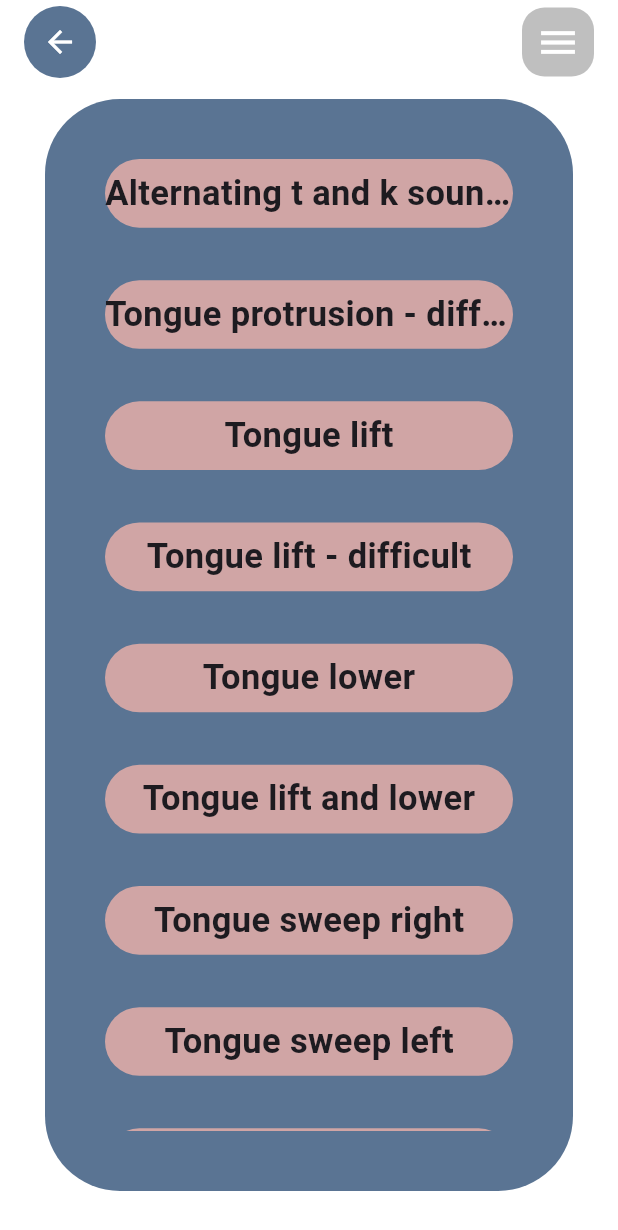
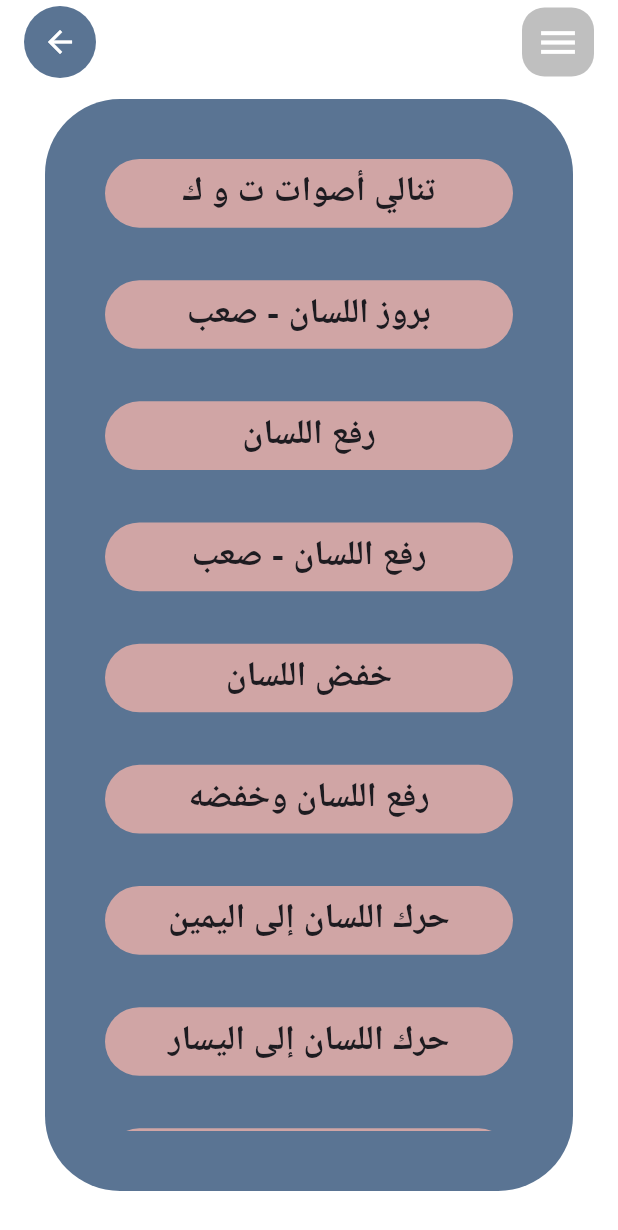
Before and after one commit to Ayman-ELwarak/Mobeen-Application, a Flutter app: the AllExercises screen opened directly, after a tap on "تمارين اللسان", on a phone screen of 412 x 824 dp. Shown: the top 1230 px of the screen. Run offline on Flutter 3.47's test engine with Material 3 defaults, Android fonts, the phone set to English and light mode, and no system bars; our stand-ins replace dio, just_audio, video_player; missing offline and left inert: dart:ffi, record.

Commit message:
swap to arbic exercises

```diff
--- a/lib/components/cheek_list.dart
+++ b/lib/components/cheek_list.dart
@@ -4,46 +4,46 @@ import 'package:mobile_app/models/video_model.dart';
 class Cheek_list
 {
   static List<String> Cheek_title = [
-    'Open jaw wide',
-    'Cheek stretch',
-    'Cheek stretch right',
-    'Cheek stretch left',
-    'Alternating cheek stretch',
-    'Cheek stretch with spoon right',
-    'Cheek stretch with spoon left',
-    'Cheek suck',
+    'افتح الفك على اتساعه',
+    'شد الخد',
+    'شد الخد إلى اليمين',
+    'شد الخد إلى اليسار',
+    'شد الخد بالتناوب',
+    'شد الخد بالملعقة إلى اليمين',
+    'شد الخد بالملعقة الي اليسار',
+    'شفط الخد',
   ];
   static List<Video> Cheek_Video = [
     Video(
-        title: 'Open jaw wide',
+        title: 'افتح الفك على اتساعه',
         assetPath: 'assest/Videos/exercises/cheek/open_jaw_wide.mp4'
     ),
     Video(
-        title: 'Cheek stretch',
+        title: 'شد الخد',
         assetPath: 'assest/Videos/exercises/cheek/cheek_stretch.mp4'
     ),
     Video(
-        title: 'Cheek stretch right',
+        title: 'شد الخد إلى اليمين',
         assetPath: 'assest/Videos/exercises/cheek/cheek_stretch_right.mp4'
     ),
     Video(
-        title: 'Cheek stretch left',
+        title: 'شد الخد إلى اليسار',
         assetPath: 'assest/Videos/exercises/cheek/cheek_stretch_left.mp4'
     ),
     Video(
-        title: 'Alternating cheek stretch',
+        title: 'شد الخد بالتناوب',
         assetPath: 'assest/Videos/exercises/cheek/alternating_cheek_stretch.mp4'
     ),
     Video(
-        title: 'Cheek stretch with spoon right',
+        title: 'شد الخد بالملعقة إلى اليمين',
         assetPath: 'assest/Videos/exercises/cheek/cheek_stretch_with_spoon_right.mp4'
     ),
     Video(
-        title: 'Cheek stretch with spoon left',
+        title: 'شد الخد بالملعقة الي اليسار',
         assetPath: 'assest/Videos/exercises/cheek/cheek_stretch_with_spoon_left.mp4'
     ),
     Video(
-        title: 'Cheek suck',
+        title: 'شفط الخد',
         assetPath: 'assest/Videos/exercises/cheek/cheek_suck.mp4'
     ),
   ];
--- a/lib/components/jaw_list.dart
+++ b/lib/components/jaw_list.dart
@@ -3,31 +3,31 @@ import 'package:mobile_app/models/video_model.dart';
 
 class Jaw_list {
   static List<String> Jaw_title = [
-    'Soft palate tongue contact',
-    'Open jaw with resistance',
-    'Closing jaw against resistance',
-    'Jaw side to side',
-    'Jaw side to side with resistance',
+    'اتصال اللسان',
+    'الفك المفتوح مع المقاومة',
+    'إغلاق الفك ضد المقاومة',
+    'الفك من جانب إلى جانب',
+    'الفك من جانب إلى جانب مع المقاومة',
   ];
   static List<Video> Jaw_video = [
     Video(
-        title: 'Soft palate tongue contact',
+        title: 'اتصال اللسان',
         assetPath: 'assest/Videos/exercises/jaw/soft_palate_tongue_contact.mp4'
     ),
     Video(
-        title: 'Open jaw with resistance',
+        title: 'الفك المفتوح مع المقاومة',
         assetPath: 'assest/Videos/exercises/jaw/open_jaw_with_resistance.mp4'
     ),
     Video(
-        title: 'Closing jaw against resistance',
+        title: 'إغلاق الفك ضد المقاومة',
         assetPath: 'assest/Videos/exercises/jaw/closing_jaw_against_resistance.mp4'
     ),
     Video(
-        title:'Jaw side to side' ,
+        title:'الفك من جانب إلى جانب' ,
         assetPath: 'assest/Videos/exercises/jaw/jaw_side_to_side.mp4'
     ),
     Video(
-        title: 'Jaw side to side with resistance' ,
+        title: 'الفك من جانب إلى جانب مع المقاومة' ,
         assetPath: 'assest/Videos/exercises/jaw/jaw_side_to_side_with_resistance.mp4'
     ),
   ];
--- a/lib/components/lip_list.dart
+++ b/lib/components/lip_list.dart
@@ -3,102 +3,102 @@ import 'package:mobile_app/models/video_model.dart';
 
 class Lip_list {
   static List<String> Lip_title = [
-    'Lip closure with pressure',
-    'Lip opening',
-    'Lip pucker',
-    'Lip pucker - difficult',
-    'Lip pucker - lips slightly open',
-    'Retracted smile',
-    'Retracted smile - lips slightly open',
-    'Upper lip wrap',
-    'Lower lip wrap',
-    'Upper and lower lip wraps',
-    'Lower lip curl',
-    'Upper lip stretch',
-    'Lower lip stretch',
-    'Upper and lower lip stretch',
-    'Open mouth and pucker',
-    'Open mouth and smile',
-    'Lip closure while holding air',
-    'Lip closure while holding air - difficult',
-    'Smile and pucker',
+    'إغلاق الشفاه بالضغط',
+    'فتح الشفاه',
+    'تجعيد الشفاه',
+    'تجعيد الشفاه - صعب',
+    'تجعيد الشفاه - الشفاه مفتوحة قليلا',
+    'ابتسامة منكمشة',
+    'ابتسامة منكمشة - الشفاه مفتوحة قليلا',
+    'لف الشفة العليا',
+    'لف الشفة السفلية',
+    'لفافات الشفة العلوية والسفلية',
+    'تجعيد الشفة السفلية',
+    'شد الشفة العليا',
+    'شد الشفة السفلية',
+    'شد الشفة العلوية والسفلية',
+    'افتح فمك وتجعد',
+    'افتح فمك وابتسم',
+    'إغلاق الشفاه أثناء حبس الهواء',
+    'إغلاق الشفاه أثناء حبس الهواء - صعب',
+    'ابتسم وتجعد',
   ];
   static List<Video> Lip_video = [
     Video(
-        title: 'Lip closure with pressure',
+        title: 'إغلاق الشفاه بالضغط',
         assetPath: 'assest/Videos/exercises/lip/lip_closure_with_pressure.mp4'
     ),
     Video(
-        title: 'Lip opening',
+        title: 'فتح الشفاه',
         assetPath: 'assest/Videos/exercises/lip/lip_opening.mp4'
     ),
     Video(
-        title: 'Lip pucker',
+        title: 'تجعيد الشفاه',
         assetPath: 'assest/Videos/exercises/lip/lip_pucker.mp4'
     ),
     Video(
-        title: 'Lip pucker - difficult',
+        title: 'تجعيد الشفاه - صعب',
         assetPath: 'assest/Videos/exercises/lip/lip_pucker_difficult.mp4'
     ),
     Video(
-        title: 'Lip pucker - lips slightly open',
+        title: 'تجعيد الشفاه - الشفاه مفتوحة قليلا',
         assetPath: 'assest/Videos/exercises/lip/lip_pucker_lips_slightly_open.mp4'
     ),
     Video(
-        title: 'Retracted smile',
+        title: 'ابتسامة منكمشة',
         assetPath: 'assest/Videos/exercises/lip/retracted_smile.mp4'
     ),
     Video(
-        title: 'Retracted smile - lips slightly open',
+        title: 'ابتسامة منكمشة - الشفاه مفتوحة قليلا',
         assetPath: 'assest/Videos/exercises/lip/retracted_smile_lips_slightly_open.mp4'
     ),
     Video(
-        title: 'Upper lip wrap',
+        title: 'لف الشفة العليا',
         assetPath: 'assest/Videos/exercises/lip/upper_lip_wrap.mp4'
     ),
     Video(
-        title: 'Lower lip wrap',
+        title: 'لف الشفة السفلية',
         assetPath: 'assest/Videos/exercises/lip/lower_lip_wrap.mp4'
     ),
     Video(
-        title: 'Upper and lower lip wraps',
+        title: 'لفافات الشفة العلوية والسفلية',
         assetPath: 'assest/Videos/exercises/lip/Upper_and_lower_lip_wraps.mp4'
     ),
     Video(
-        title: 'Lower lip curl',
+        title: 'تجعيد الشفة السفلية',
         assetPath: 'assest/Videos/exercises/lip/lower_lip_curl.mp4'
     ),
     Video(
-        title: 'Upper lip stretch',
+        title: 'شد الشفة العليا',
         assetPath: 'assest/Videos/exercises/lip/upper_lip_stretch.mp4'
     ),
     Video(
-        title: 'Lower lip stretch',
+        title: 'شد الشفة السفلية',
         assetPath: 'assest/Videos/exercises/lip/lower_lip_stretch.mp4'
     ),
     Video(
-        title: 'Upper and lower lip stretch',
+        title: 'شد الشفة العلوية والسفلية',
         assetPath: 'assest/Videos/exercises/lip/upper_and_lower_lip_stretch.mp4'
     ),
     Video(
-        title: 'Open mouth and pucker',
+        title: 'افتح فمك وتجعد',
         assetPath: 'assest/Videos/exercises/lip/open_mouth_and_pucker.mp4'
     ),
     Video(
-        title:  'Open mouth and smile',
+        title:  'افتح فمك وابتسم',
         assetPath: 'assest/Videos/exercises/lip/open_mouth_and_smile.mp4'
     ),
     Video(
-        title: 'Lip closure while holding air',
+        title: 'إغلاق الشفاه أثناء حبس الهواء',
         assetPath: 'assest/Videos/exercises/lip/lip_closure_while_holding_air.mp4'
     ),
     Video(
-        title: 'Lip closure while holding air - difficult',
+        title: 'إغلاق الشفاه أثناء حبس الهواء - صعب',
         assetPath: 'assest/Videos/exercises/lip/lip_closure_while_holding_air_difficult.mp4'
     ),
     Video(
-        title: 'assest/Videos/exercises/lip/smile_and_pucker.mp4',
-        assetPath: ''
+        title:'ابتسم وتجعد',
+        assetPath: 'assest/Videos/exercises/lip/smile_and_pucker.mp4'
     )
   ];
 
--- a/lib/components/tongue_list.dart
+++ b/lib/components/tongue_list.dart
@@ -3,101 +3,101 @@ import 'package:mobile_app/models/video_model.dart';
 
 class   Tongue_list {
   static List<String> Tongue_title = [
-    'Alternating t and k sounds',
-    'Tongue protrusion - difficult',
-    'Tongue lift',
-    'Tongue lift - difficult',
-   'Tongue lower',
-    'Tongue lift and lower',
-    'Tongue sweep right',
-    'Tongue sweep left',
-    'Tongue sweep combo',
-    'Tongue lateralization right',
-    'Tongue lateralization left',
-    'Tongue lateralization combo',
-    'Tongue lateralization - difficult',
-    'Tongue circles right inside',
-    'Tongue circles left inside',
-    'Tongue circles right outside',
-    'Tongue circles left outside',
-    'Tongue t sound',
-    'Tongue k sound',
+    'تنالي أصوات ت و ك',
+    'بروز اللسان - صعب',
+    'رفع اللسان',
+    'رفع اللسان - صعب',
+   'خفض اللسان',
+    'رفع اللسان وخفضه',
+    'حرك اللسان إلى اليمين',
+    'حرك اللسان إلى اليسار',
+    'مجموعة تحريك اللسان',
+    'محاذاة اللسان إلى اليمين',
+    'انحناء اللسان إلى اليسار',
+    'مجموعة انحناء اللسان',
+    'تحريك اللسان جانبيًا - صعب',
+    'اللسان يدور في الداخل لليمين',
+    'اللسان يدور في الداخل لليسار',
+    'اللسان يدور في الخارج لليمين',
+    'اللسان يدور في الخارج لليسار',
+    'صوت ت باللسان',
+    'صوت ت باللسان',
   ];
   static List<Video> Tongue_video = [
     Video(
-        title: 'Alternating t and k sounds',
+        title:  'تنالي أصوات ت و ك',
         assetPath: 'assest/Videos/exercises/tongue/alternating_t_and_k_sounds.mp4'
     ),
     Video(
-        title:  'Tongue protrusion - difficult',
+        title:  'بروز اللسان - صعب',
         assetPath: 'assest/Videos/exercises/tongue/tongue_protrusion_difficult.mp4'
     ),
     Video(
-        title: 'Tongue lift',
+        title: 'رفع اللسان',
         assetPath: 'assest/Videos/exercises/tongue/tongue_lift.mp4'
     ),
     Video(
-        title:  'Tongue lift - difficult',
+        title:  'رفع اللسان - صعب',
         assetPath: 'assest/Videos/exercises/tongue/tongue_lift_difficult.mp4'
     ),
     Video(
-        title: 'Tongue lower',
+        title: 'اللسان السفلي',
         assetPath: 'assest/Videos/exercises/tongue/tongue_lower.mp4'
     ),
     Video(
-        title: 'Tongue lift and lower',
+        title: 'رفع اللسان وخفضه',
         assetPath: 'assest/Videos/exercises/tongue/tongue_lift_and_lower.mp4'
     ),
     Video(
-        title:  'Tongue sweep right',
+        title:  'حرك اللسان إلى اليمين',
         assetPath: 'assest/Videos/exercises/tongue/tongue_sweep_right.mp4'
     ),
     Video(
-        title: 'Tongue sweep left',
+        title: 'حرك اللسان إلى اليسار',
         assetPath: 'assest/Videos/exercises/tongue/tongue_sweep_left.mp4'
     ),
     Video(
-        title: 'Tongue sweep combo',
+        title: 'مجموعة تحريك اللسان',
         assetPath: 'assest/Videos/exercises/tongue/tongue_sweep_combo.mp4'
     ),
     Video(
-        title: 'Tongue lateralization right',
+        title: 'انحناء اللسان إلى اليمين',
         assetPath: 'assest/Videos/exercises/tongue/tongue_lateralization_right.mp4'
     ),
     Video(
-        title: 'Tongue lateralization left',
+        title: 'انحناء اللسان إلى اليسار',
         assetPath: 'assest/Videos/exercises/tongue/tongue_lateralization_left.mp4'
     ),
     Video(
-        title: 'Tongue lateralization combo',
+        title: 'مجموعة انحناء اللسان',
         assetPath: 'assest/Videos/exercises/tongue/tongue_lateralization_combo.mp4'
     ),
     Video(
-        title:  'Tongue lateralization - difficult',
+        title:  'تحريك اللسان جانبيًا - صعب',
         assetPath: 'assest/Videos/exercises/tongue/tongue_lateralization_difficult.mp4'
     ),
     Video(
-        title: 'Tongue circles right inside',
+        title: 'اللسان يدور في الداخل لليمين',
         assetPath: 'assest/Videos/exercises/tongue/tongue_circles_right_inside.mp4'
     ),
     Video(
-        title: 'Tongue circles left inside',
+        title: 'اللسان يدور في الداخل لليسار',
         assetPath: 'assest/Videos/exercises/tongue/tongue_circles_left_inside.mp4'
     ),
     Video(
-        title: 'Tongue circles right outside',
+        title: 'اللسان يدور في الخارج لليمين',
         assetPath: 'assest/Videos/exercises/tongue/tongue_circles_right_outside.mp4'
     ),
     Video(
-        title: 'Tongue circles left outside',
+        title: 'اللسان يدور في الخارج لليسار',
         assetPath: 'assest/Videos/exercises/tongue/tongue_circles_left_outside.mp4'
     ),
     Video(
-        title: 'Tongue t sound',
+        title: 'صوت ت باللسان',
         assetPath: 'assest/Videos/exercises/tongue/tongue_t_sound.mp4'
     ),
     Video(
-        title: 'Tongue k sound',
+        title: 'صوت ت باللسان',
         assetPath: 'assest/Videos/exercises/tongue/tongue_k_sound.mp4'
     ),
   ];
```
Also changed, not shown: lib/components/soft_palate_list.dart (+4 -4 lines), assest/Videos/exercises/lip/New Text Document.txt (deleted), assest/Videos/exercises/soft_palate/New Text Document.txt (deleted).
